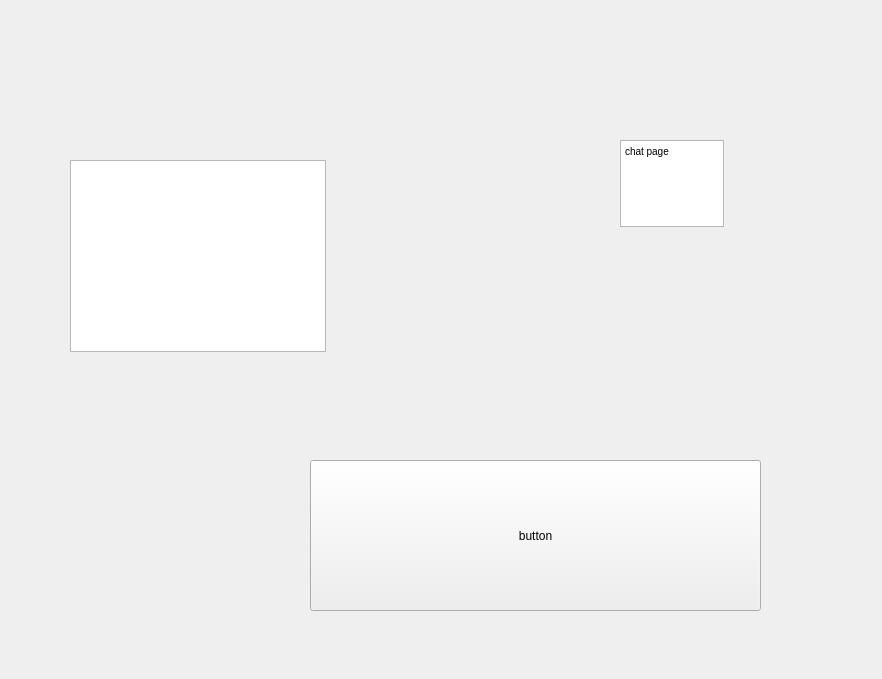
First picture: the form in layouts/chat.ui, repository ryantrain/Prodmax, before the edit.
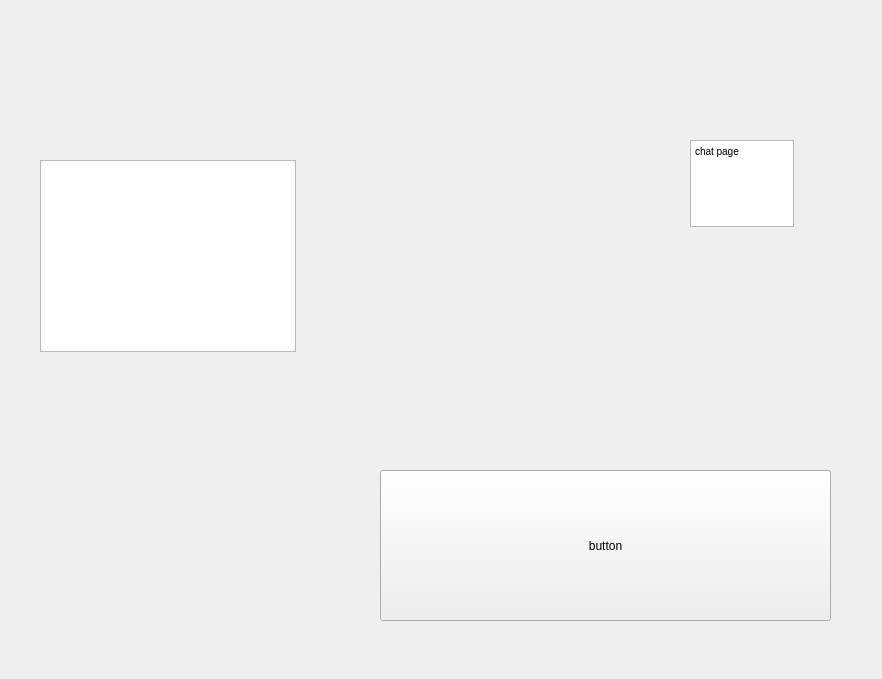
Second picture: the form after the edit.

Commit message: Added a profile pane. Upon clicking users in friends list, a small pane with their name pops up beside it. I dont know how or why it works

```diff
--- a/layouts/chat.ui
+++ b/layouts/chat.ui
@@ -13,11 +13,12 @@
   <property name="windowTitle">
    <string>Form</string>
   </property>
+  <widget class="QWidget" name="centralwidget">
   <widget class="QPushButton" name="button_1">
    <property name="geometry">
     <rect>
-     <x>310</x>
-     <y>460</y>
+      <x>380</x>
+      <y>470</y>
      <width>451</width>
      <height>151</height>
     </rect>
@@ -29,7 +30,7 @@
   <widget class="QTextEdit" name="textEdit">
    <property name="geometry">
     <rect>
-     <x>620</x>
+      <x>690</x>
      <y>140</y>
      <width>104</width>
      <height>87</height>
@@ -46,12 +47,23 @@
   <widget class="QListWidget" name="friends_list">
    <property name="geometry">
     <rect>
-     <x>70</x>
+      <x>40</x>
      <y>160</y>
      <width>256</width>
      <height>192</height>
     </rect>
    </property>
+   </widget>
+   <widget class="QWidget" name="profile_container" native="true">
+    <property name="geometry">
+     <rect>
+      <x>320</x>
+      <y>160</y>
+      <width>201</width>
+      <height>271</height>
+     </rect>
+    </property>
+   </widget>
   </widget>
  </widget>
  <resources/>
```
Lines whose indentation alone changed are shown as unchanged. The commit also changes 3 other files.
